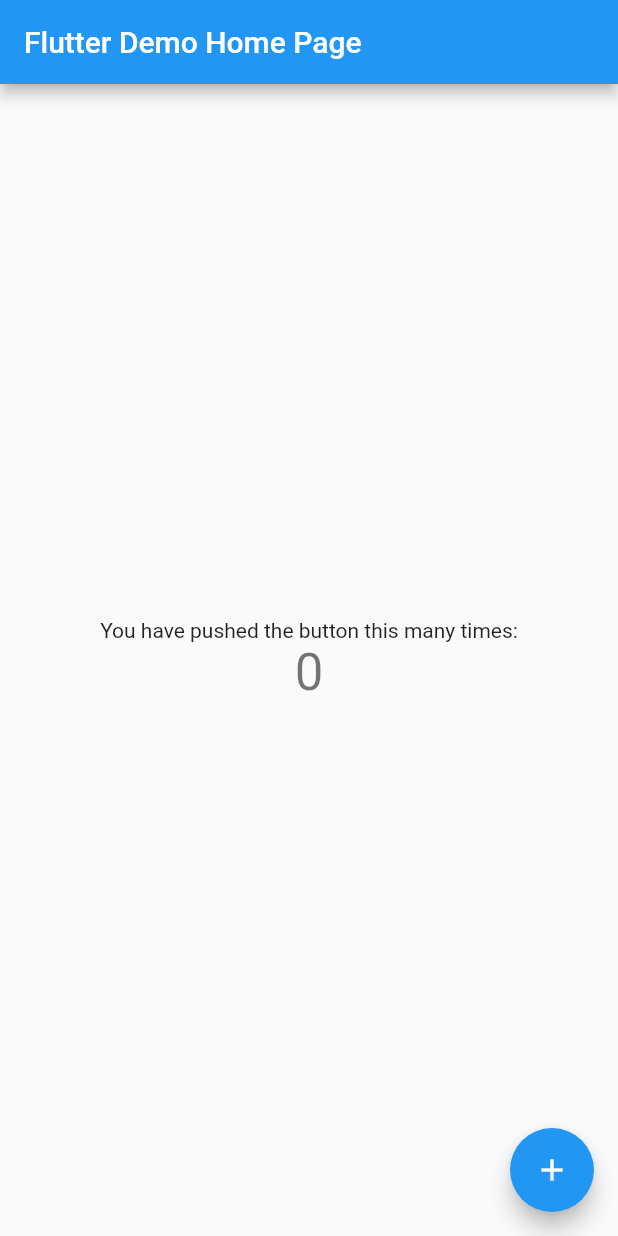
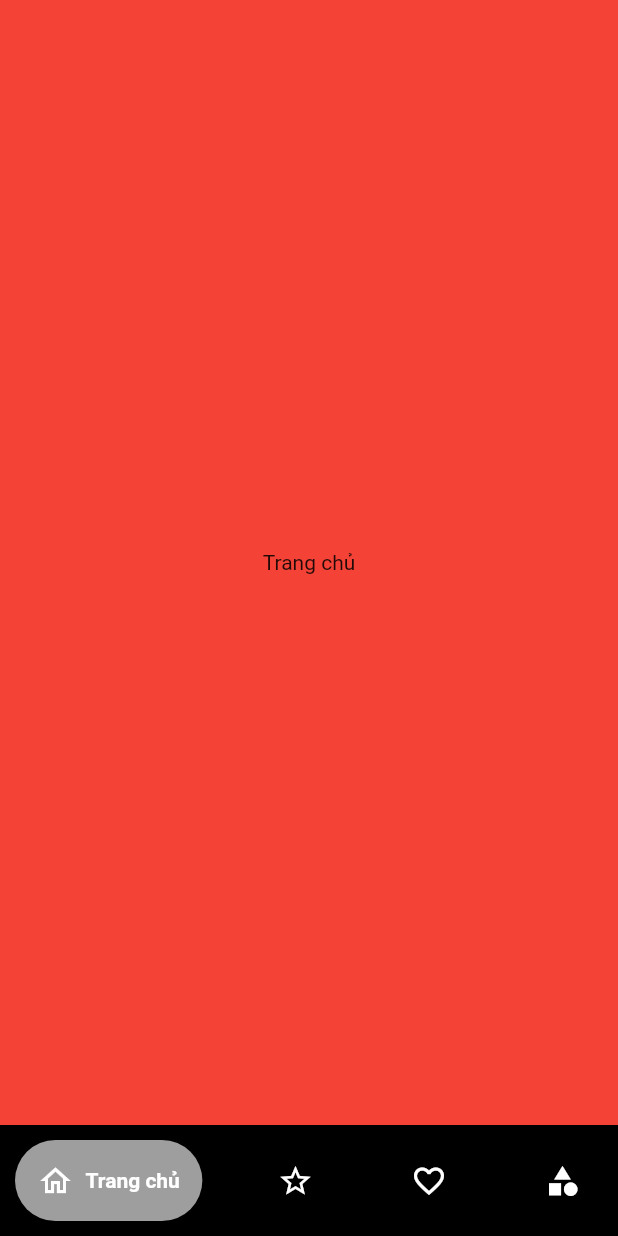
Before and after one commit to nguyenhuutu270402/flutter_comic-reading, a Flutter app: the screen it shows after launch, on a phone screen of 412 x 824 dp. Run offline on Flutter 3.47's test engine with Material 2 defaults, Android fonts, the phone set to English and light mode, and no system bars; drawn by our look-alikes of google_nav_bar.

Commit message:
update 2

```diff
--- /dev/null
+++ b/lib/common/theme/light_theme.dart
@@ -0,0 +1,23 @@
+import 'package:comic_reading/common/extension/custom_theme_extension.dart';
+import 'package:comic_reading/common/utils/app_colors.dart';
+import 'package:flutter/material.dart';
+import 'package:flutter/services.dart';
+
+ThemeData lightTheme() {
+  final ThemeData base = ThemeData.light();
+  return base.copyWith(
+    colorScheme: base.colorScheme.copyWith(
+      background: AppColors.backgroundLight,
+    ),
+    scaffoldBackgroundColor: AppColors.backgroundLight,
+    extensions: const <ThemeExtension<dynamic>>[
+      CustomThemeExtension.lightMode,
+    ],
+    appBarTheme: const AppBarTheme(
+      systemOverlayStyle: SystemUiOverlayStyle(
+        statusBarColor: Colors.transparent,
+        statusBarIconBrightness: Brightness.dark,
+      ),
+    ),
+  );
+}
--- a/lib/main.dart
+++ b/lib/main.dart
@@ -1,3 +1,6 @@
+import 'package:comic_reading/common/theme/dark_theme.dart';
+import 'package:comic_reading/common/theme/light_theme.dart';
+import 'package:comic_reading/screens/bottom_nav.dart';
 import 'package:flutter/material.dart';
 
 void main() {
@@ -6,110 +9,21 @@
 
 class MyApp extends StatelessWidget {
   const MyApp({super.key});
+  // static const isDarkTheme = true;
+  static const isDarkTheme = false;
 
   // This widget is the root of your application.
   @override
   Widget build(BuildContext context) {
+    // Set status bar color to red
+
     return MaterialApp(
-      title: 'Flutter Demo',
-      theme: ThemeData(
-        // This is the theme of your application.
-        //
-        // Try running your application with "flutter run". You'll see the
-        // application has a blue toolbar. Then, without quitting the app, try
-        // changing the primarySwatch below to Colors.green and then invoke
-        // "hot reload" (press "r" in the console where you ran "flutter run",
-        // or simply save your changes to "hot reload" in a Flutter IDE).
-        // Notice that the counter didn't reset back to zero; the application
-        // is not restarted.
-        primarySwatch: Colors.blue,
-      ),
-      home: const MyHomePage(title: 'Flutter Demo Home Page'),
+      debugShowCheckedModeBanner: false,
+      title: 'Comic Reading',
+      theme: isDarkTheme == false ? lightTheme() : darkTheme(),
+      // darkTheme: a == false ? lightTheme() : darkTheme(),
+      themeMode: ThemeMode.system,
+      home: BottomNav(),
     );
   }
 }
-
-class MyHomePage extends StatefulWidget {
-  const MyHomePage({super.key, required this.title});
-
-  // This widget is the home page of your application. It is stateful, meaning
-  // that it has a State object (defined below) that contains fields that affect
-  // how it looks.
-
-  // This class is the configuration for the state. It holds the values (in this
-  // case the title) provided by the parent (in this case the App widget) and
-  // used by the build method of the State. Fields in a Widget subclass are
-  // always marked "final".
-
-  final String title;
-
-  @override
-  State<MyHomePage> createState() => _MyHomePageState();
-}
-
-class _MyHomePageState extends State<MyHomePage> {
-  int _counter = 0;
-
-  void _incrementCounter() {
-    setState(() {
-      // This call to setState tells the Flutter framework that something has
-      // changed in this State, which causes it to rerun the build method below
-      // so that the display can reflect the updated values. If we changed
-      // _counter without calling setState(), then the build method would not be
-      // called again, and so nothing would appear to happen.
-      _counter++;
-    });
-  }
-
-  @override
-  Widget build(BuildContext context) {
-    // This method is rerun every time setState is called, for instance as done
-    // by the _incrementCounter method above.
-    //
-    // The Flutter framework has been optimized to make rerunning build methods
-    // fast, so that you can just rebuild anything that needs updating rather
-    // than having to individually change instances of widgets.
-    return Scaffold(
-      appBar: AppBar(
-        // Here we take the value from the MyHomePage object that was created by
-        // the App.build method, and use it to set our appbar title.
-        title: Text(widget.title),
-      ),
-      body: Center(
-        // Center is a layout widget. It takes a single child and positions it
-        // in the middle of the parent.
-        child: Column(
-          // Column is also a layout widget. It takes a list of children and
-          // arranges them vertically. By default, it sizes itself to fit its
-          // children horizontally, and tries to be as tall as its parent.
-          //
-          // Invoke "debug painting" (press "p" in the console, choose the
-          // "Toggle Debug Paint" action from the Flutter Inspector in Android
-          // Studio, or the "Toggle Debug Paint" command in Visual Studio Code)
-          // to see the wireframe for each widget.
-          //
-          // Column has various properties to control how it sizes itself and
-          // how it positions its children. Here we use mainAxisAlignment to
-          // center the children vertically; the main axis here is the vertical
-          // axis because Columns are vertical (the cross axis would be
-          // horizontal).
-          mainAxisAlignment: MainAxisAlignment.center,
-          children: <Widget>[
-            const Text(
-              'You have pushed the button this many times:',
-            ),
-            Text(
-              '$_counter',
-              style: Theme.of(context).textTheme.headlineMedium,
-            ),
-          ],
-        ),
-      ),
-      floatingActionButton: FloatingActionButton(
-        onPressed: _incrementCounter,
-        tooltip: 'Increment',
-        child: const Icon(Icons.add),
-      ), // This trailing comma makes auto-formatting nicer for build methods.
-    );
-  }
-}
--- /dev/null
+++ b/lib/screens/bottom_nav.dart
@@ -0,0 +1,123 @@
+import 'package:flutter/material.dart';
+import 'package:google_nav_bar/google_nav_bar.dart';
+
+class BottomNav extends StatefulWidget {
+  const BottomNav({Key? key});
+
+  @override
+  State<BottomNav> createState() => _BottomNavState();
+}
+
+class _BottomNavState extends State<BottomNav> {
+  int _selectedIndex = 0;
+
+  final List<Widget> _pages = [
+    Page1(),
+    Page2(),
+    Page3(),
+    Page4(),
+  ];
+
+  @override
+  Widget build(BuildContext context) {
+    return Scaffold(
+      body: IndexedStack(
+        index: _selectedIndex,
+        children: _pages,
+      ),
+      bottomNavigationBar: Container(
+        padding: const EdgeInsets.symmetric(horizontal: 10, vertical: 10),
+        color: Colors.black,
+        child: GNav(
+          gap: 8,
+          // backgroundColor: Colors.black,
+          color: Colors.white,
+          activeColor: Colors.white,
+          tabBackgroundColor: Colors.grey,
+          padding: const EdgeInsets.all(15),
+          hoverColor: Colors.blue,
+          tabs: [
+            GButton(
+              icon: Icons.home_outlined,
+              text: 'Trang chủ',
+            ),
+            GButton(
+              icon: Icons.star_border,
+              text: 'Xếp hạng',
+            ),
+            GButton(
+              icon: Icons.favorite_border,
+              text: 'Theo dõi',
+            ),
+            GButton(
+              icon: Icons.category,
+              text: 'Danh mục',
+            ),
+          ],
+          selectedIndex: _selectedIndex,
+          onTabChange: (index) {
+            setState(() {
+              _selectedIndex = index;
+            });
+          },
+        ),
+      ),
+    );
+  }
+}
+
+class Page1 extends StatelessWidget {
+  const Page1({Key? key}) : super(key: key);
+
+  @override
+  Widget build(BuildContext context) {
+    return Container(
+      color: Colors.red,
+      child: Center(
+        child: Text('Trang chủ'),
+      ),
+    );
+  }
+}
+
+class Page2 extends StatelessWidget {
+  const Page2({Key? key}) : super(key: key);
+
+  @override
+  Widget build(BuildContext context) {
+    return Container(
+      color: Colors.green,
+      child: Center(
+        child: Text('Xếp hạng'),
+      ),
+    );
+  }
+}
+
+class Page3 extends StatelessWidget {
+  const Page3({Key? key}) : super(key: key);
+
+  @override
+  Widget build(BuildContext context) {
+    return Container(
+      color: Colors.blue,
+      child: Center(
+        child: Text('Theo dõi'),
+      ),
+    );
+  }
+}
+
+class Page4 extends StatelessWidget {
+  const Page4({Key? key}) : super(key: key);
+
+  @override
+  Widget build(BuildContext context) {
+    return Container(
+      color: Colors.yellow,
+      child: Center(
+        child: Text('Danh mục'),
+      ),
+    );
+  }
+}
--- a/pubspec.yaml
+++ b/pubspec.yaml
@@ -35,6 +35,7 @@
   # The following adds the Cupertino Icons font to your application.
   # Use with the CupertinoIcons class for iOS style icons.
   cupertino_icons: ^1.0.2
+  google_nav_bar: ^5.0.6
 
 dev_dependencies:
   flutter_test:
```
Also changed, not shown: lib/common/extension/custom_theme_extension.dart (added, +94 -0 lines), lib/common/theme/dark_theme.dart (added, +23 -0 lines), lib/common/utils/app_colors.dart (added, +18 -0 lines), lib/common/utils/app_images.dart (added, +10 -0 lines), lib/common/widgets/custom_elevated_button.dart (added, +27 -0 lines), lib/common/widgets/custom_icon_button.dart (added, +34 -0 lines), pubspec.lock.
